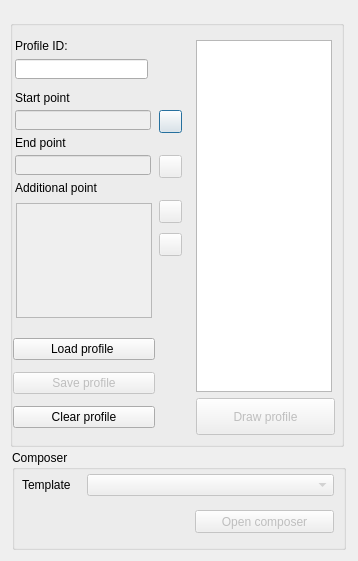
Above: ui/draw_profile.ui from Giswater/giswater_qgis_plugin before the change. Below: the same form after it.
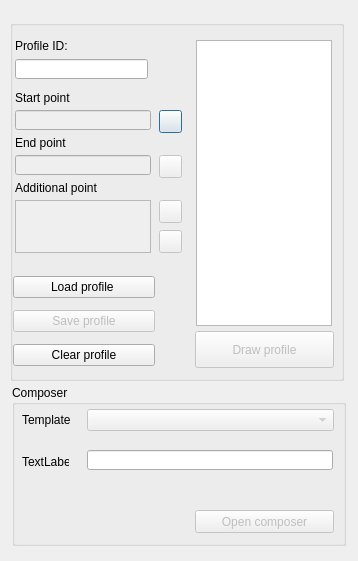
That is the form after the change. Icons and pictures are not drawn.

The edit to the form file:
```diff
--- a/ui/draw_profile.ui
+++ b/ui/draw_profile.ui
@@ -22,7 +22,7 @@
      <x>10</x>
      <y>20</y>
      <width>334</width>
-     <height>427</height>
+     <height>361</height>
     </rect>
    </property>
    <property name="title">
@@ -152,10 +152,10 @@
     </property>
     <property name="geometry">
      <rect>
-      <x>6</x>
-      <y>183</y>
+      <x>5</x>
+      <y>180</y>
       <width>136</width>
-      <height>115</height>
+      <height>53</height>
      </rect>
     </property>
    </widget>
@@ -166,7 +166,7 @@
     <property name="geometry">
      <rect>
       <x>149</x>
-      <y>213</y>
+      <y>210</y>
       <width>23</width>
       <height>23</height>
      </rect>
@@ -185,8 +185,8 @@
     </property>
     <property name="geometry">
      <rect>
-      <x>186</x>
-      <y>378</y>
+      <x>185</x>
+      <y>311</y>
       <width>139</width>
       <height>37</height>
      </rect>
@@ -201,7 +201,7 @@
       <x>186</x>
       <y>20</y>
       <width>136</width>
-      <height>352</height>
+      <height>286</height>
      </rect>
     </property>
    </widget>
@@ -209,7 +209,7 @@
     <property name="geometry">
      <rect>
       <x>3</x>
-      <y>312</y>
+      <y>250</y>
       <width>142</width>
       <height>103</height>
      </rect>
@@ -246,9 +246,9 @@
    <property name="geometry">
     <rect>
      <x>12</x>
-     <y>450</y>
+     <y>385</y>
      <width>334</width>
-     <height>100</height>
+     <height>161</height>
     </rect>
    </property>
    <property name="title">
@@ -287,7 +287,7 @@
     <property name="geometry">
      <rect>
       <x>183</x>
-      <y>60</y>
+      <y>125</y>
       <width>139</width>
       <height>23</height>
      </rect>
@@ -296,6 +296,29 @@
      <string>Open composer</string>
     </property>
    </widget>
+   <widget class="QLineEdit" name="lineEdit">
+    <property name="geometry">
+     <rect>
+      <x>75</x>
+      <y>65</y>
+      <width>246</width>
+      <height>20</height>
+     </rect>
+    </property>
+   </widget>
+   <widget class="QLabel" name="label_4">
+    <property name="geometry">
+     <rect>
+      <x>10</x>
+      <y>70</y>
+      <width>47</width>
+      <height>13</height>
+     </rect>
+    </property>
+    <property name="text">
+     <string>TextLabel</string>
+    </property>
+   </widget>
   </widget>
   <widget class="QPushButton" name="btn_add_additional_point">
    <property name="enabled">
```
